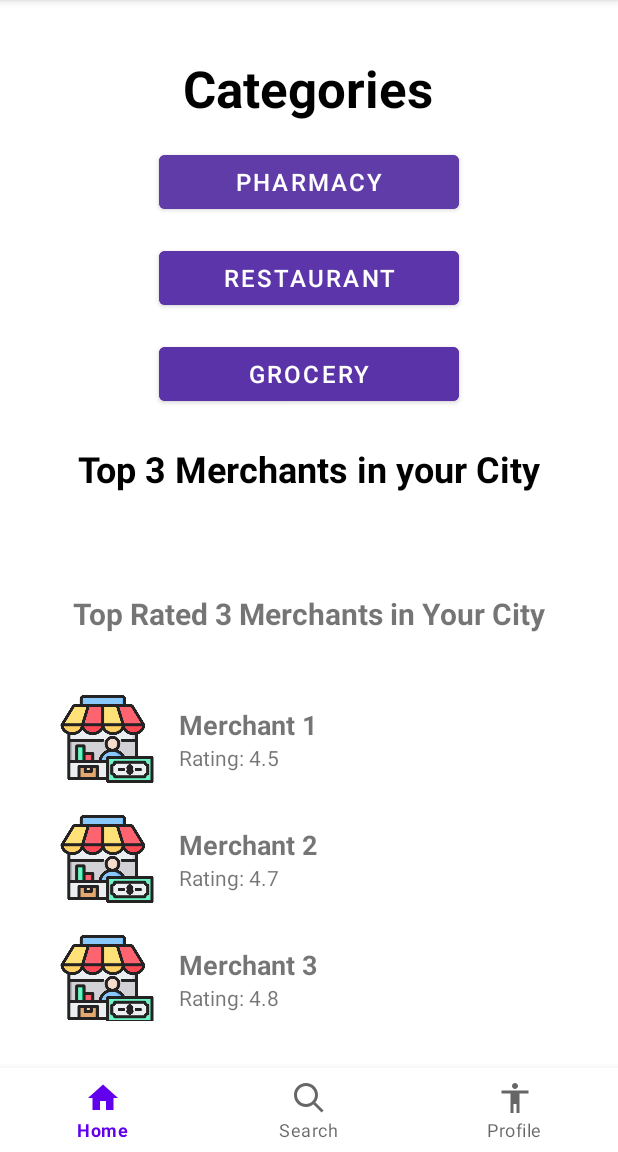
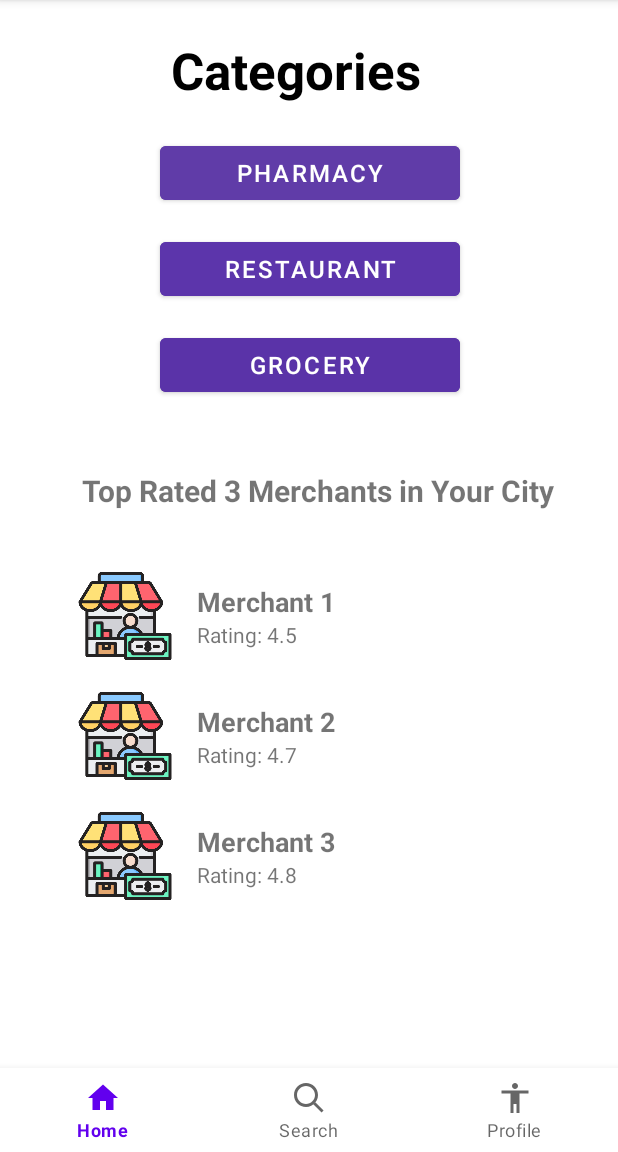
Before and after one commit to K-Trible-A/Talabat-Lite, an Android app: the CustomerActivity screen opened directly, with no data from a screen before it, on a phone screen of 412 x 824 dp, the part 84-1236 px from its top. Run offline under Robolectric (Android 15) with nearby library versions, the phone set to English and light mode, and no system bars; network calls fail.

Commit message:
modify Ui and handle craches happened

```diff
--- a/client/app/src/main/AndroidManifest.xml
+++ b/client/app/src/main/AndroidManifest.xml
@@ -4,12 +4,14 @@
     <!-- permissions -->
     <uses-permission android:name="android.permission.INTERNET" />
     <uses-permission android:name="android.permission.ACCESS_NETWORK_STATE" />
-    <uses-permission android:name="android.permission.READ_MEDIA_IMAGES" />
+    <uses-permission android:name="android.permission.READ_MEDIA_IMAGES"
+        tools:ignore="SelectedPhotoAccess" />
 
     <application
         android:name=".Talabat_Lite"
         android:allowBackup="true"
         android:dataExtractionRules="@xml/data_extraction_rules"
+        android:layoutDirection="locale"
         android:fullBackupContent="@xml/backup_rules"
         android:icon="@mipmap/ic_launcher"
         android:label="@string/app_name"
--- a/client/app/src/main/java/com/kaaa/talabat_lite/CustomerActivity.java
+++ b/client/app/src/main/java/com/kaaa/talabat_lite/CustomerActivity.java
@@ -4,25 +4,32 @@ import android.os.Bundle;
 import android.widget.Button;
 import android.widget.Toast;
 
+import androidx.activity.EdgeToEdge;
 import androidx.appcompat.app.AppCompatActivity;
 
 import com.google.android.material.bottomnavigation.BottomNavigationView;
 
 public class CustomerActivity extends AppCompatActivity  {
     private Button Phar,Groc,Rest;
-    TopRated_Merchants_Fragment fragment = new TopRated_Merchants_Fragment();
+    public TopRated_Merchants_Fragment fragment = new TopRated_Merchants_Fragment();
     @Override
     protected void onCreate(Bundle savedInstanceState) {
         super.onCreate(savedInstanceState);
+        EdgeToEdge.enable(this);
         setContentView(R.layout.activity_customer); // Link to your XML layout
-        getSupportFragmentManager().beginTransaction().replace(R.id.container,fragment).commit();
+        if (getSupportFragmentManager().findFragmentById(R.id.container) == null) {
+            getSupportFragmentManager().beginTransaction()
+                    .replace(R.id.container, fragment)
+                    .addToBackStack(null) // Enables back navigation
+                    .commit();
+        }
         initiUi();
         setupListeners();
     }
     private void setupListeners(){
-        Phar.setOnClickListener(view -> new Thread(this::goto_Pharmacy).start());
-        Rest.setOnClickListener(view -> new Thread(this::goto_Restaurant).start());
-        Groc.setOnClickListener(view -> new Thread(this::goto_Grocery).start());
+        Phar.setOnClickListener(view -> goto_Pharmacy());
+        Rest.setOnClickListener(view -> goto_Restaurant());
+        Groc.setOnClickListener(view -> goto_Grocery());
         BottomNavigationView bottomNavigationView = findViewById(R.id.bottom_navigation);
 
         // Set a listener for item selection
--- a/client/app/src/main/java/com/kaaa/talabat_lite/TopRated_Merchants_Fragment.java
+++ b/client/app/src/main/java/com/kaaa/talabat_lite/TopRated_Merchants_Fragment.java
@@ -10,6 +10,8 @@ import android.view.View;
 import android.view.ViewGroup;
 import android.widget.TextView;
 import java.io.IOException;
+import java.util.concurrent.ExecutorService;
+import java.util.concurrent.Executors;
 
 
 public class TopRated_Merchants_Fragment extends Fragment {
@@ -20,7 +22,7 @@ public class TopRated_Merchants_Fragment extends Fragment {
                              Bundle savedInstanceState) {
         View ratedMerchants=inflater.inflate(R.layout.fragment_top_rated__merchants_, container, false);
         initUi(ratedMerchants);
-        setupListeners();
+        getTopRated();
         return ratedMerchants;
     }
     private void initUi(View ratedMerchants)
@@ -32,14 +34,11 @@ public class TopRated_Merchants_Fragment extends Fragment {
         Merch_2_Rate = ratedMerchants.findViewById(R.id.merchant2Rate);
         Merch_3_Rate = ratedMerchants.findViewById(R.id.merchant3Rate);
     }
-    private void setupListeners()
-    {
-        getTopRated();
-    }
     private void getTopRated()
     {
-        try
-        {
+        ExecutorService executor = Executors.newSingleThreadExecutor();
+        executor.execute(() -> {
+            try {
                 socketHelper.getInstance().connect();
                 socketHelper.getInstance().sendInt(globals.GET_TOP_RATED_MERCHANTS);
                 socketHelper.getInstance().sendInt(globals.userId);
@@ -50,8 +49,11 @@ public class TopRated_Merchants_Fragment extends Fragment {
                 String Name3 = socketHelper.getInstance().recvString();
                 String Rate3 = socketHelper.getInstance().recvString();
                 int ok = socketHelper.getInstance().recvInt();
-            if(ok==1)
-            {
+                socketHelper.getInstance().close();
+
+                // Update the UI on the main thread
+                requireActivity().runOnUiThread(() -> {
+                    if (ok == 1) {
                         Merch_1_Name.setText(Name1);
                         Merch_1_Rate.setText(Rate1);
                         Merch_2_Name.setText(Name2);
@@ -59,9 +61,10 @@ public class TopRated_Merchants_Fragment extends Fragment {
                         Merch_3_Name.setText(Name3);
                         Merch_3_Rate.setText(Rate3);
                     }
-            socketHelper.getInstance().close();
+                });
             } catch (IOException e) {
-            Log.e("TopRated_Merchants_Fragment", "Fatal!!",e);
+                Log.e("TopRated_Merchants_Fragment", "Connection Error", e);
+            }
+        });
     }
 }
-}
--- a/client/app/src/main/res/layout/activity_customer.xml
+++ b/client/app/src/main/res/layout/activity_customer.xml
@@ -6,37 +6,25 @@
     android:layout_height="match_parent"
     tools:context=".CustomerActivity">
 
+    <!-- Restaurant Button -->
+
     <FrameLayout
         android:id="@+id/container"
-        android:layout_width="380dp"
-        android:layout_height="331dp"
+        android:layout_width="368dp"
+        android:layout_height="334dp"
         android:layout_above="@id/bottom_navigation"
         app:layout_constraintBottom_toBottomOf="parent"
         app:layout_constraintEnd_toEndOf="parent"
-        app:layout_constraintHorizontal_bias="0.483"
+        app:layout_constraintHorizontal_bias="0.627"
         app:layout_constraintStart_toStartOf="parent"
         app:layout_constraintTop_toTopOf="parent"
-        app:layout_constraintVertical_bias="0.837" />
-
-    <TextView
-        android:id="@+id/tvCategories2"
-        android:layout_width="wrap_content"
-        android:layout_height="wrap_content"
-        android:layout_marginTop="296dp"
-        android:text="Top 3 Merchants in your City"
-        android:textColor="#000000"
-        android:textSize="24sp"
-        android:textStyle="bold"
-        app:layout_constraintEnd_toEndOf="parent"
-        app:layout_constraintStart_toStartOf="parent"
-        app:layout_constraintTop_toTopOf="parent"
-        tools:ignore="HardcodedText" />
+        app:layout_constraintVertical_bias="0.692" />
 
     <TextView
         android:id="@+id/tvCategories"
-        android:layout_width="wrap_content"
-        android:layout_height="wrap_content"
-        android:layout_marginTop="36dp"
+        android:layout_width="182dp"
+        android:layout_height="47dp"
+        android:layout_marginTop="80dp"
         android:text="Categories"
         android:textColor="#000000"
         android:textSize="34sp"
@@ -51,17 +39,17 @@
         android:id="@+id/btnPharmacy"
         android:layout_width="200dp"
         android:layout_height="wrap_content"
-        android:layout_marginTop="16dp"
+        android:layout_marginTop="20dp"
         android:backgroundTint="#603CA8"
         android:text="Pharmacy"
         android:textColor="#FFFFFF"
         android:textSize="16sp"
         app:layout_constraintEnd_toEndOf="parent"
+        app:layout_constraintHorizontal_bias="0.502"
         app:layout_constraintStart_toStartOf="parent"
         app:layout_constraintTop_toBottomOf="@id/tvCategories"
         tools:ignore="HardcodedText" />
 
-    <!-- Restaurant Button -->
     <Button
         android:id="@+id/btnRestaurant"
         android:layout_width="200dp"
@@ -72,11 +60,11 @@
         android:textColor="#FFFFFF"
         android:textSize="16sp"
         app:layout_constraintEnd_toEndOf="parent"
+        app:layout_constraintHorizontal_bias="0.502"
         app:layout_constraintStart_toStartOf="parent"
         app:layout_constraintTop_toBottomOf="@id/btnPharmacy"
         tools:ignore="HardcodedText" />
 
-    <!-- Grocery Button -->
     <Button
         android:id="@+id/btnGrocery"
         android:layout_width="200dp"
@@ -87,9 +75,12 @@
         android:textColor="#FFFFFF"
         android:textSize="16sp"
         app:layout_constraintEnd_toEndOf="parent"
+        app:layout_constraintHorizontal_bias="0.502"
         app:layout_constraintStart_toStartOf="parent"
         app:layout_constraintTop_toBottomOf="@id/btnRestaurant"
         tools:ignore="HardcodedText" />
+
+    <!-- Grocery Button -->
     <com.google.android.material.bottomnavigation.BottomNavigationView
         android:id="@+id/bottom_navigation"
         android:layout_width="match_parent"
```
Lines whose indentation alone changed are shown as unchanged.
